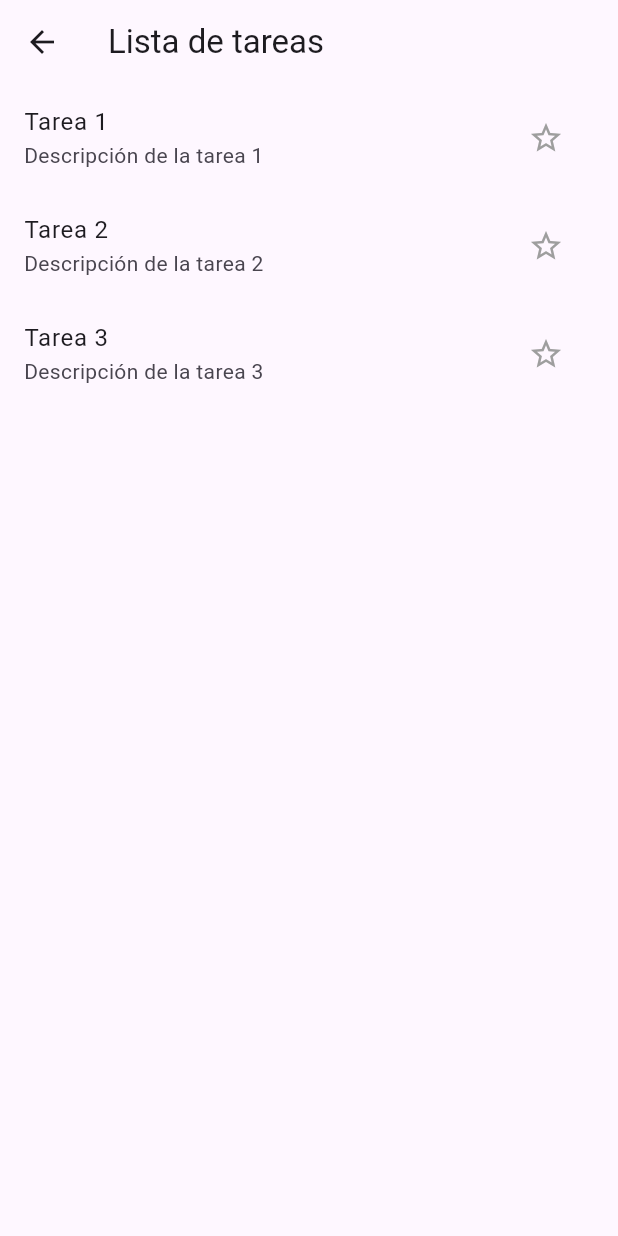
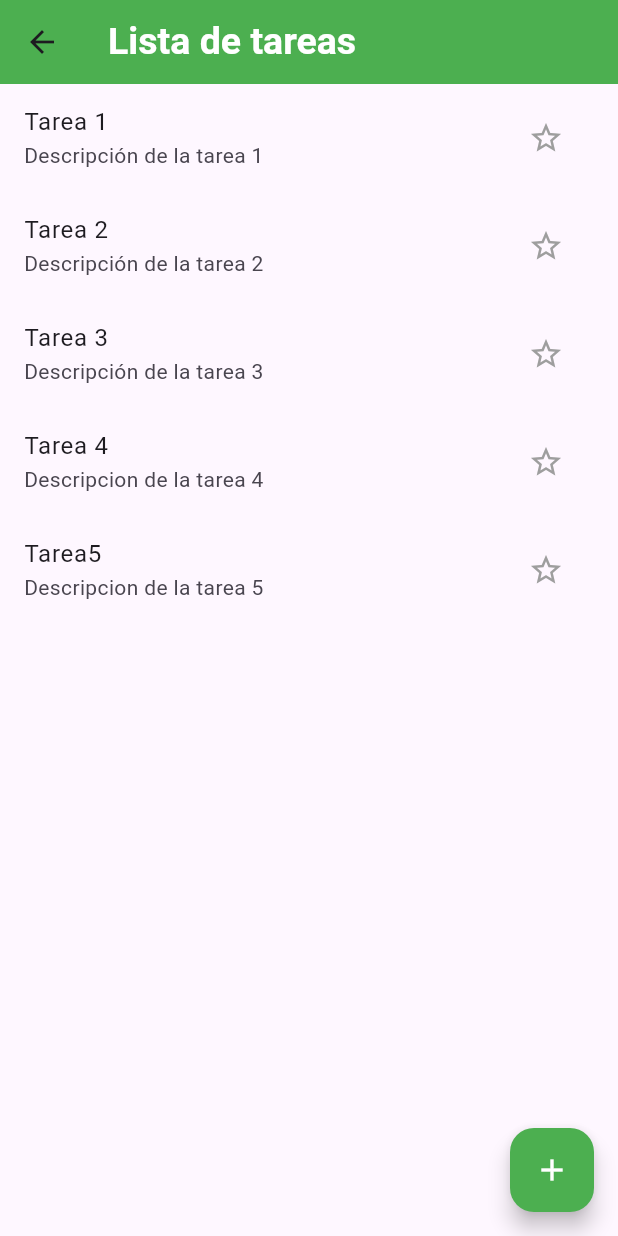
Before and after one commit to Progra-Movil-917/Laboratorio2_Equipo2, a Flutter app: the TareasScreen screen opened by its route, on a phone screen of 412 x 824 dp. Run offline on Flutter 3.47's test engine with Material 3 defaults, Android fonts, the phone set to English and light mode, and no system bars; our stand-ins replace flutter_screenutil; network calls fail.

Commit message:
App de laboratorio 2 terminada

```diff
--- a/lib/screens/tareas.dart
+++ b/lib/screens/tareas.dart
@@ -1,16 +1,4 @@
 import 'package:flutter/material.dart';
-
-class Tarea {
-  final String titulo;
-  final String descripcion;
-  bool favorito;
-
-  Tarea({
-    required this.titulo,
-    required this.descripcion,
-    this.favorito = false,
-  });
-}
 
 class TareasScreen extends StatefulWidget {
   const TareasScreen({Key? key}) : super(key: key);
@@ -24,13 +12,20 @@ class _TareasScreenState extends State<TareasScreen> {
     Tarea(titulo: 'Tarea 1', descripcion: 'Descripción de la tarea 1'),
     Tarea(titulo: 'Tarea 2', descripcion: 'Descripción de la tarea 2'),
     Tarea(titulo: 'Tarea 3', descripcion: 'Descripción de la tarea 3'),
+    Tarea(titulo: 'Tarea 4', descripcion: 'Descripcion de la tarea 4'),
+    Tarea(titulo: 'Tarea5', descripcion: 'Descripcion de la tarea 5'),
   ];
 
   @override
   Widget build(BuildContext context) {
     return Scaffold(
       appBar: AppBar(
-        title: const Text('Lista de tareas'),
+        title: const Text(
+          'Lista de tareas',
+          style: TextStyle(
+              color: Colors.white, fontSize: 25, fontWeight: FontWeight.bold),
+        ),
+        backgroundColor: Colors.green,
       ),
       body: ListView.builder(
         itemCount: tareas.length,
@@ -52,12 +47,23 @@ class _TareasScreenState extends State<TareasScreen> {
           );
         },
       ),
+      floatingActionButton: FloatingActionButton(
+        backgroundColor: Colors.green,
+        onPressed: () {},
+        child: const Icon(Icons.add, color: Colors.white),
+      ),
     );
   }
 }
 
-void main() {
-  runApp(MaterialApp(
-    home: TareasScreen(),
-  ));
+class Tarea {
+  final String titulo;
+  final String descripcion;
+  bool favorito;
+
+  Tarea({
+    required this.titulo,
+    required this.descripcion,
+    this.favorito = false,
+  });
 }
```
Also changed, not shown: lib/screens/moneda.dart (+6 -1 lines), lib/screens/noticias.dart (+8 -2 lines), lib/screens/podcast.dart (+6 -2 lines).
